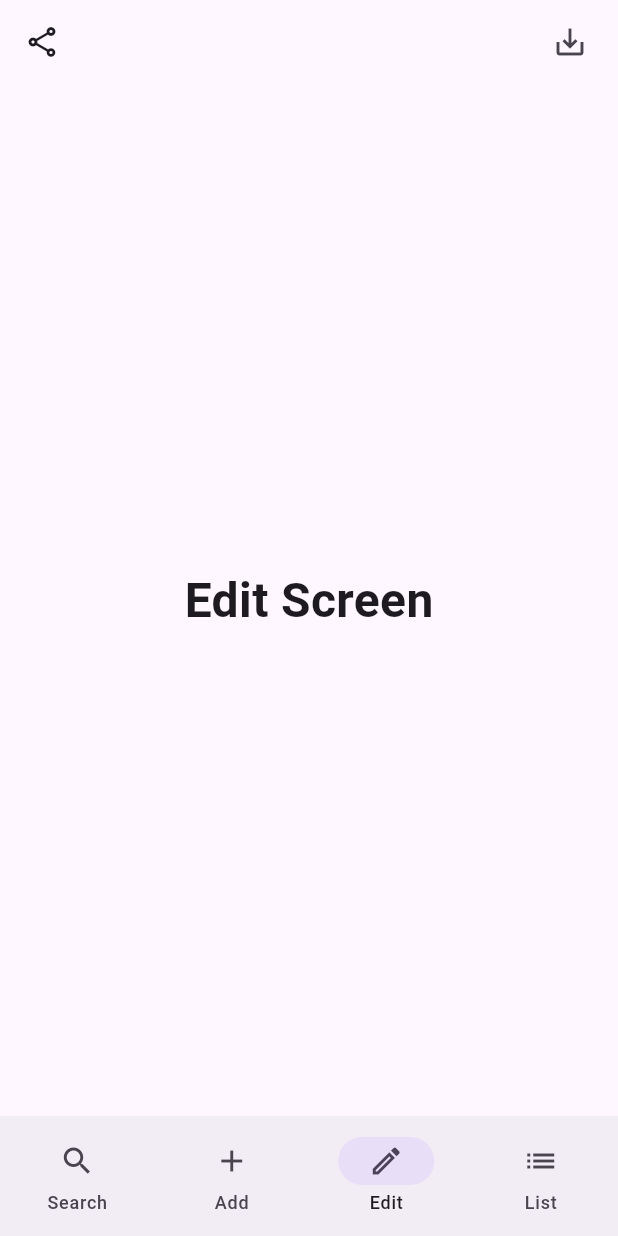
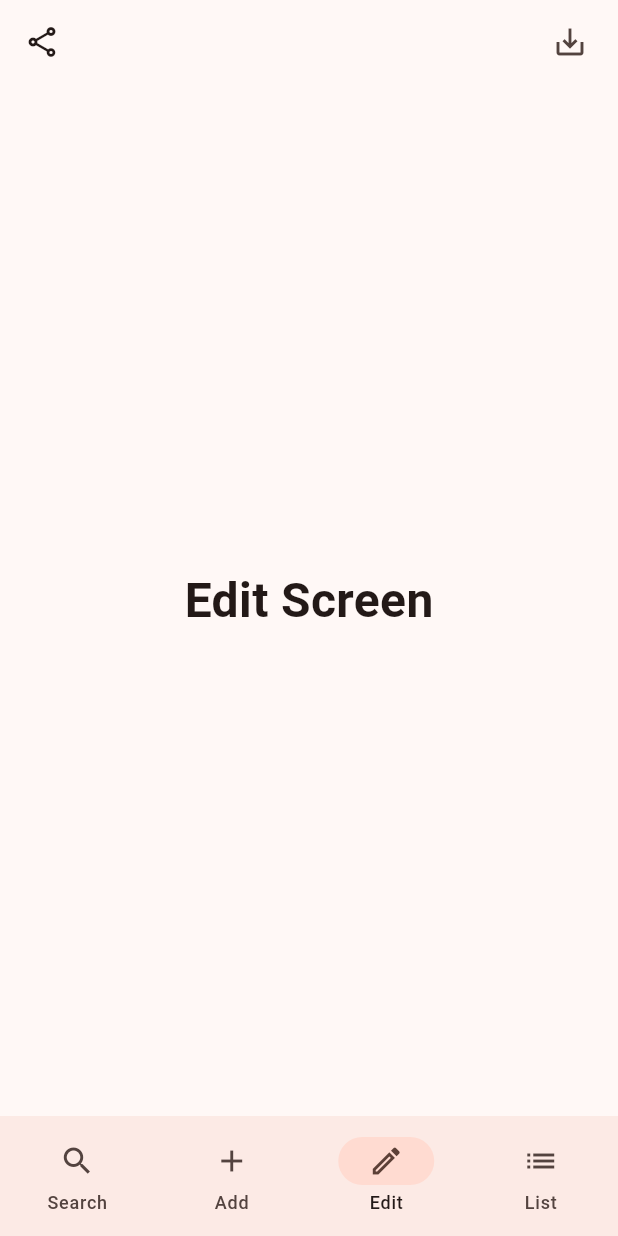
Before and after one commit to eedu7/BitVault, a Flutter app: the screen it shows after launch, item 3 of the bottom bar chosen, on a phone screen of 412 x 824 dp. Run offline on Flutter 3.47's test engine with Material 3 defaults, Android fonts, the phone set to English and light mode, and no system bars.

Commit message:
feat: add main screen with bottom navigation and tab state

```diff
--- a/lib/main.dart
+++ b/lib/main.dart
@@ -1,6 +1,6 @@
 import 'package:bitvault/screen/backup_screen.dart';
 import 'package:bitvault/screen/export_screen.dart';
-import 'package:bitvault/screen/main_screen.dart';
+import 'package:bitvault/screen/main/main_screen.dart';
 import 'package:flutter/material.dart';
 
 void main() {
@@ -14,7 +14,7 @@ class MyApp extends StatelessWidget {
   Widget build(BuildContext context) {
     return MaterialApp(
       title: 'Flutter Demo',
-      theme: ThemeData(colorScheme: .fromSeed(seedColor: Colors.deepPurple)),
+      theme: ThemeData(colorScheme: .fromSeed(seedColor: Colors.deepOrange)),
       debugShowCheckedModeBanner: false,
       initialRoute: '/',
       routes: {
--- /dev/null
+++ b/lib/screen/main/main_screen.dart
@@ -0,0 +1,57 @@
+import 'package:bitvault/screen/main/nav_items.dart';
+import 'package:flutter/material.dart';
+
+class MainScreen extends StatefulWidget {
+  const MainScreen({super.key});
+
+  @override
+  State<MainScreen> createState() => _MainScreenState();
+}
+
+class _MainScreenState extends State<MainScreen> {
+  int _currentIndex = 1;
+
+  @override
+  Widget build(BuildContext context) {
+    return Scaffold(
+      appBar: AppBar(
+        actionsPadding: EdgeInsets.all(8.0),
+        leading: IconButton(
+          onPressed: () {
+            Navigator.pushNamed(context, '/export');
+          },
+          icon: const Icon(Icons.share_outlined),
+        ),
+        actions: [
+          IconButton(
+            onPressed: () {
+              Navigator.pushNamed(context, '/backup');
+            },
+            icon: const Icon(Icons.save_alt),
+          ),
+        ],
+      ),
+      body: IndexedStack(
+        index: _currentIndex,
+        children: mainNavItems.map((item) => item.screen).toList(),
+      ),
+      bottomNavigationBar: NavigationBar(
+        selectedIndex: _currentIndex,
+        onDestinationSelected: (int index) {
+          setState(() {
+            _currentIndex = index;
+          });
+        },
+        destinations: mainNavItems
+            .map(
+              (item) => NavigationDestination(
+                icon: Icon(item.icon),
+                label: item.label,
+                selectedIcon: Icon(item.selectedIcon),
+              ),
+            )
+            .toList(),
+      ),
+    );
+  }
+}
--- a/lib/screen/main_screen.dart
+++ /dev/null
@@ -1,78 +0,0 @@
-import 'package:bitvault/screen/add_new_screen.dart';
-import 'package:bitvault/screen/edit_screen.dart';
-import 'package:bitvault/screen/list_screen.dart';
-import 'package:bitvault/screen/search_screen.dart';
-import 'package:flutter/material.dart';
-
-class MainScreen extends StatefulWidget {
-  const MainScreen({super.key});
-
-  @override
-  State<MainScreen> createState() => _MainScreenState();
-}
-
-class _MainScreenState extends State<MainScreen> {
-  int _currentIndex = 0;
-
-  // List of Screens
-  final List<Widget> _screens = [
-    const SearchScreen(),
-    const AddNewScreen(),
-    const EditScreen(),
-    const ListScreen(),
-  ];
-
-  @override
-  Widget build(BuildContext context) {
-    return Scaffold(
-      appBar: AppBar(
-        actionsPadding: EdgeInsets.all(8.0),
-        leading: IconButton(
-          onPressed: () {
-            Navigator.pushNamed(context, '/export');
-          },
-          icon: const Icon(Icons.share_outlined),
-        ),
-        actions: [
-          IconButton(
-            onPressed: () {
-              Navigator.pushNamed(context, '/backup');
-            },
-            icon: const Icon(Icons.save_alt),
-          ),
-        ],
-      ),
-      body: IndexedStack(index: _currentIndex, children: _screens),
-      bottomNavigationBar: NavigationBar(
-        selectedIndex: _currentIndex,
-        onDestinationSelected: (int index) {
-          setState(() {
-            _currentIndex = index;
-          });
-        },
-        destinations: const [
-          NavigationDestination(
-            icon: Icon(Icons.search),
-            label: 'Search',
-            selectedIcon: Icon(Icons.search_outlined),
-          ),
-          NavigationDestination(
-            icon: Icon(Icons.add),
-            label: 'Add',
-            selectedIcon: Icon(Icons.add_outlined),
-          ),
-          NavigationDestination(
-            icon: Icon(Icons.edit),
-            label: 'Edit',
-            selectedIcon: Icon(Icons.edit_outlined),
-          ),
-          NavigationDestination(
-            icon: Icon(Icons.list),
-            label: 'List',
-            selectedIcon: Icon(Icons.list_outlined),
-          ),
-        ],
-      ),
-    );
-  }
-}
```
